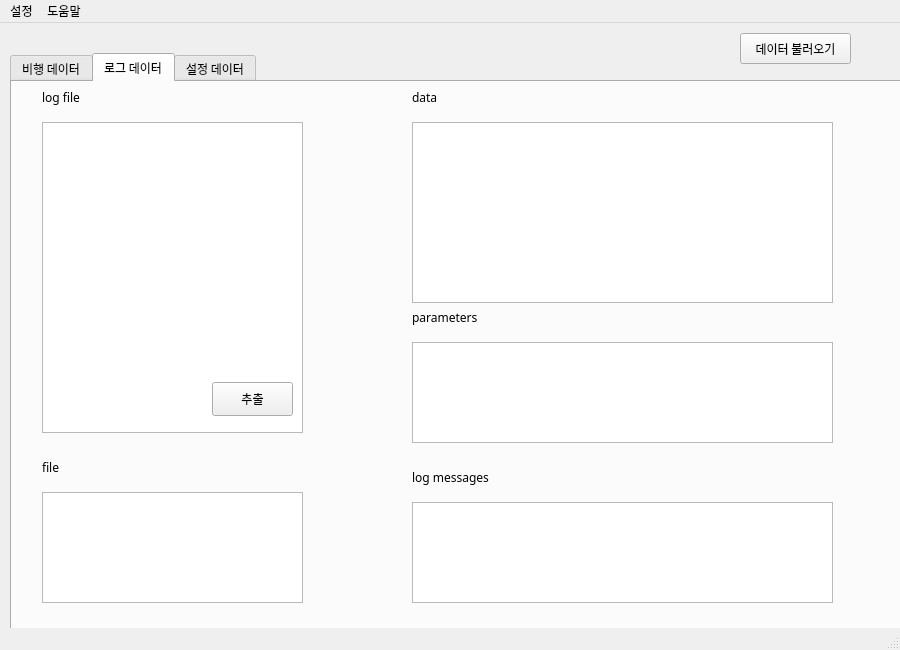
Qt form ui/PX4Forensic.ui (khu-mesl-348/PX4Forensic) before a commit.
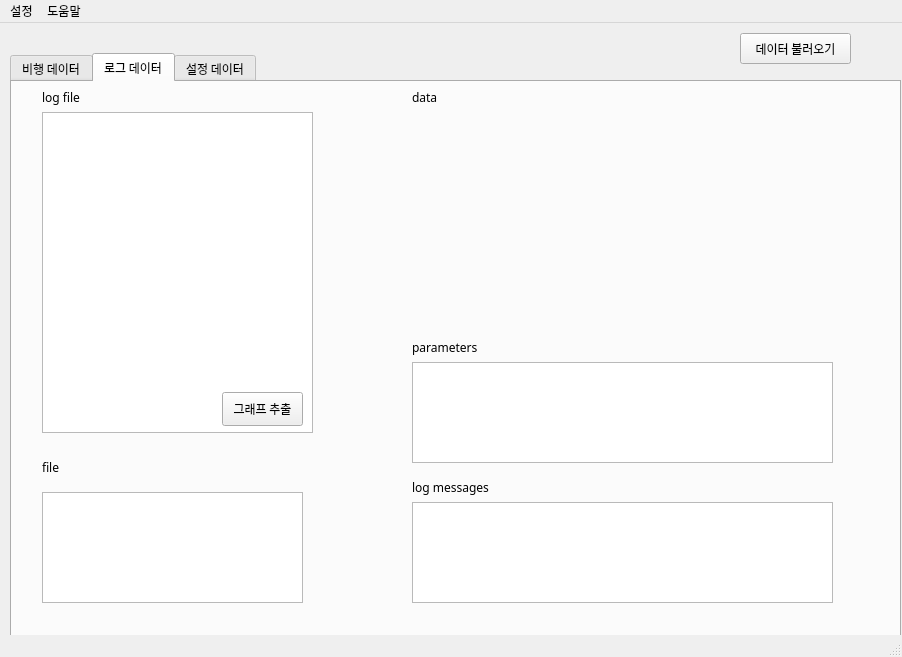
The same form after that commit. The open tabs and pages were chosen to show the change.

Diff of the .ui file:
```diff
--- a/ui/PX4Forensic.ui
+++ b/ui/PX4Forensic.ui
@@ -9,8 +9,8 @@
    <rect>
     <x>0</x>
     <y>0</y>
-    <width>900</width>
-    <height>650</height>
+    <width>902</width>
+    <height>657</height>
    </rect>
   </property>
   <property name="sizePolicy">
@@ -341,17 +341,7 @@
        <string>log file</string>
       </property>
      </widget>
-     <widget class="QTableWidget" name="tableWidget_file_2">
-      <property name="geometry">
-       <rect>
-        <x>30</x>
-        <y>40</y>
-        <width>261</width>
-        <height>311</height>
-       </rect>
-      </property>
-     </widget>
-     <widget class="QTableWidget" name="tableWidget_file_3">
+     <widget class="QTableWidget" name="tableWidget_file_log">
       <property name="geometry">
        <rect>
         <x>30</x>
@@ -374,16 +364,6 @@
        <string>file</string>
       </property>
      </widget>
-     <widget class="QTableWidget" name="tableWidget_file_4">
-      <property name="geometry">
-       <rect>
-        <x>400</x>
-        <y>40</y>
-        <width>421</width>
-        <height>181</height>
-       </rect>
-      </property>
-     </widget>
      <widget class="QLabel" name="label_8">
       <property name="geometry">
        <rect>
@@ -401,7 +381,7 @@
       <property name="geometry">
        <rect>
         <x>400</x>
-        <y>260</y>
+        <y>280</y>
         <width>421</width>
         <height>101</height>
        </rect>
@@ -411,7 +391,7 @@
       <property name="geometry">
        <rect>
         <x>400</x>
-        <y>220</y>
+        <y>250</y>
         <width>91</width>
         <height>31</height>
        </rect>
@@ -424,7 +404,7 @@
       <property name="geometry">
        <rect>
         <x>400</x>
-        <y>380</y>
+        <y>390</y>
         <width>121</width>
         <height>31</height>
        </rect>
@@ -446,16 +426,48 @@
      <widget class="QPushButton" name="pushButton">
       <property name="geometry">
        <rect>
-        <x>200</x>
-        <y>300</y>
+        <x>210</x>
+        <y>310</y>
         <width>81</width>
         <height>34</height>
        </rect>
       </property>
       <property name="text">
-       <string>추출</string>
+       <string>그래프 추출</string>
       </property>
      </widget>
+     <widget class="QWidget" name="verticalLayoutWidget_2">
+      <property name="geometry">
+       <rect>
+        <x>400</x>
+        <y>40</y>
+        <width>421</width>
+        <height>211</height>
+       </rect>
+      </property>
+      <layout class="QVBoxLayout" name="logGraph"/>
+     </widget>
+     <widget class="QListWidget" name="logFileList">
+      <property name="geometry">
+       <rect>
+        <x>30</x>
+        <y>30</y>
+        <width>271</width>
+        <height>321</height>
+       </rect>
+      </property>
+     </widget>
+     <zorder>label_6</zorder>
+     <zorder>tableWidget_file_log</zorder>
+     <zorder>label_7</zorder>
+     <zorder>label_8</zorder>
+     <zorder>tableWidget_log_params</zorder>
+     <zorder>label_9</zorder>
+     <zorder>label_10</zorder>
+     <zorder>tableWidget_log_messages</zorder>
+     <zorder>verticalLayoutWidget_2</zorder>
+     <zorder>logFileList</zorder>
+     <zorder>pushButton</zorder>
     </widget>
     <widget class="QWidget" name="tab_3">
      <attribute name="title">
@@ -501,7 +513,7 @@
     <rect>
      <x>0</x>
      <y>0</y>
-     <width>900</width>
+     <width>902</width>
      <height>22</height>
     </rect>
    </property>
```
Left out of the diff: 6 changed lines with no effect on the pictures.
